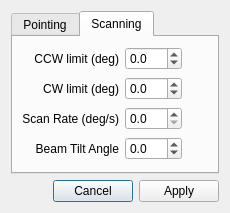
First picture: the form in src/hcrgui/AntennaModeDialog.ui, repository NCAR/HCR_instrument, before the edit.
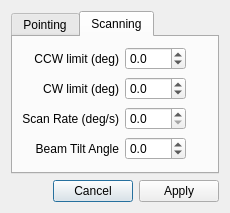
Second picture: the form after the edit.

Commit message: Broadened allowed ranges for scan limit angles.

Patch:
```diff
--- a/src/hcrgui/AntennaModeDialog.ui
+++ b/src/hcrgui/AntennaModeDialog.ui
@@ -116,10 +116,10 @@
           <number>1</number>
          </property>
          <property name="minimum">
-          <double>-45.000000000000000</double>
+          <double>-180.000000000000000</double>
          </property>
          <property name="maximum">
-          <double>225.000000000000000</double>
+          <double>360.000000000000000</double>
          </property>
          <property name="singleStep">
           <double>0.100000000000000</double>
@@ -132,10 +132,10 @@
           <number>1</number>
          </property>
          <property name="minimum">
-          <double>-45.000000000000000</double>
+          <double>-180.000000000000000</double>
          </property>
          <property name="maximum">
-          <double>225.000000000000000</double>
+          <double>360.000000000000000</double>
          </property>
          <property name="singleStep">
           <double>0.100000000000000</double>
@@ -170,6 +170,9 @@
          <property name="decimals">
           <number>1</number>
          </property>
+         <property name="maximum">
+          <double>200.000000000000000</double>
+         </property>
          <property name="singleStep">
           <double>0.100000000000000</double>
          </property>
```
